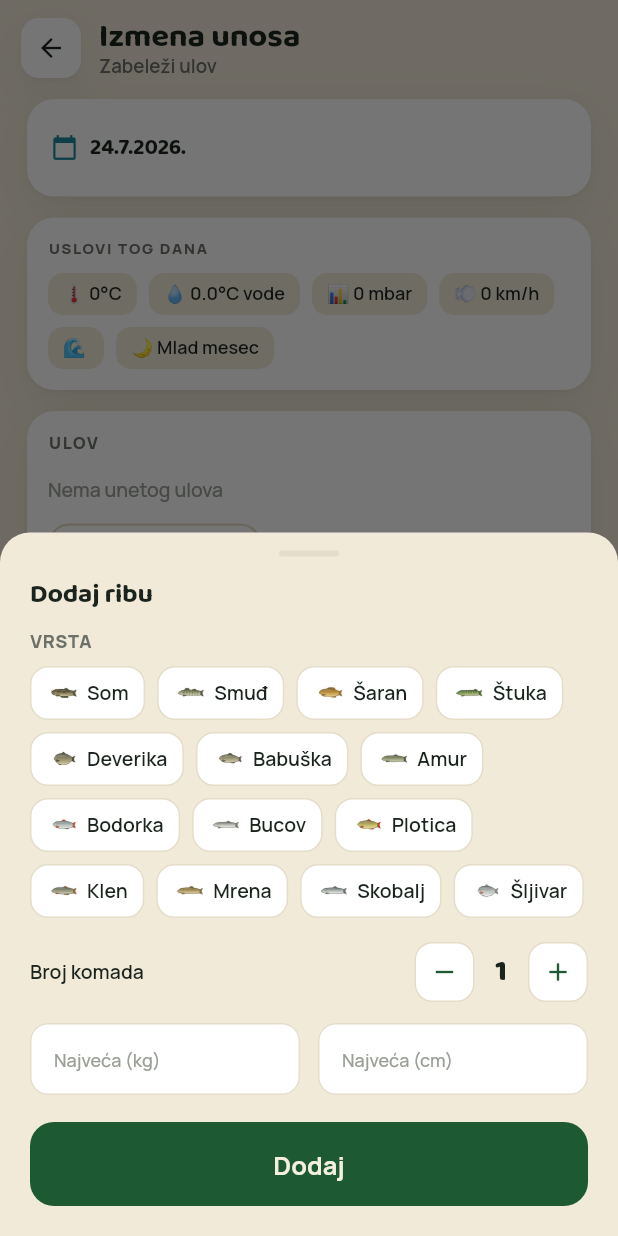
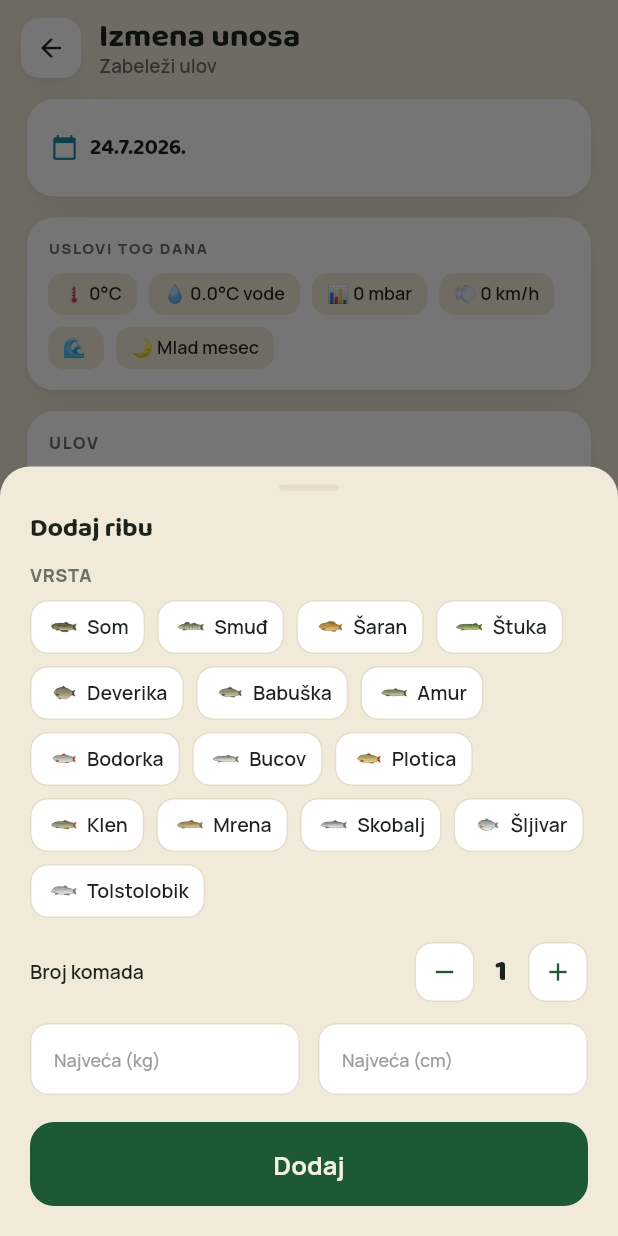
Before and after one commit to neonknight4/fishing_worthy, a Flutter app: the DiaryEntryScreen screen opened directly with empty values, after a tap on "Dodaj ribu", on a phone screen of 412 x 824 dp. Run offline on Flutter 3.47's test engine with Material 3 defaults, Android fonts, the phone set to English and light mode, and no system bars; our stand-ins replace flutter_map, geolocator, google_fonts, latlong2, shared_preferences, sqflite; accounts and stored records are empty.

Commit message:
feat: light mode default, add tolstolobik icon, drop header fish
- ThemeController defaults to light (until user toggles)
- tolstolobik.png added to fish icons + picker list
- removed decorative fish next to Upecaj! wordmark on Home header

Co-Authored-By: Claude Opus 4.8 (1M context) <noreply@anthropic.com>

```diff
--- a/lib/screens/home_screen.dart
+++ b/lib/screens/home_screen.dart
@@ -289,8 +289,6 @@ class _HomeScreenState extends State<HomeScreen> {
                     ],
                   ),
                 ),
-                const SizedBox(width: 7),
-                Image.asset('assets/brand/fish-teal.png', width: 24, height: 20, fit: BoxFit.contain),
                 const Spacer(),
                 AppIconButton(
                   themeController.isDark(context) ? Icons.light_mode_outlined : Icons.dark_mode_outlined,
--- a/lib/utils/fish_icons.dart
+++ b/lib/utils/fish_icons.dart
@@ -13,12 +13,14 @@ const _fishIconMap = {
   'mrena': 'assets/icons/mrena.png',
   'skobalj': 'assets/icons/skobalj.png',
   'šljivar': 'assets/icons/sljivar.png',
+  'tolstolobik': 'assets/icons/tolstolobik.png',
 };
 
 // Display names of all species we have icons for — used in pickers.
 const iconFishNames = [
   'Som', 'Smuđ', 'Šaran', 'Štuka', 'Deverika', 'Babuška', 'Amur',
   'Bodorka', 'Bucov', 'Plotica', 'Klen', 'Mrena', 'Skobalj', 'Šljivar',
+  'Tolstolobik',
 ];
 
 String? fishIconAsset(String name) {
```
Also changed, not shown: lib/theme/theme_controller.dart (+4 -4 lines), assets/icons/tolstolobik.png (added).
